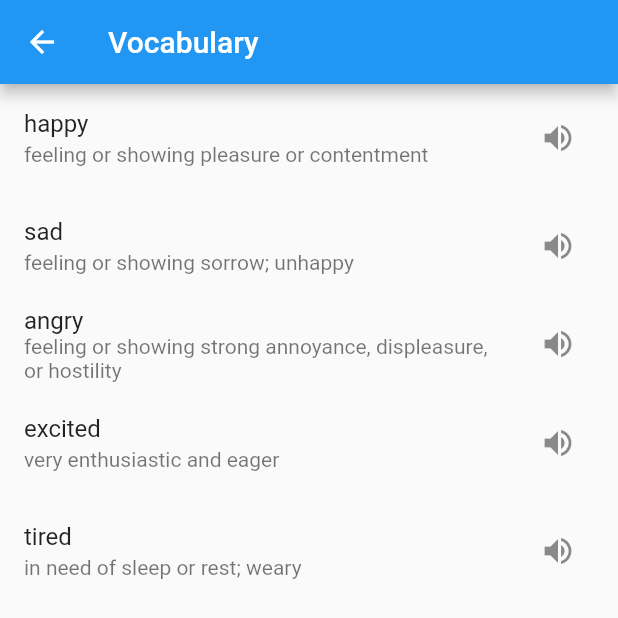
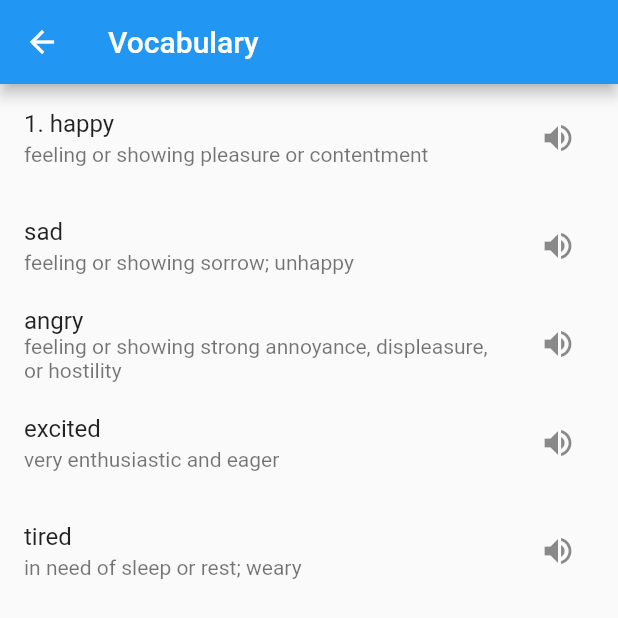
Before and after one commit to rahul-scad/flutter_english_app, a Flutter app: the VocabularyPage screen opened directly, on a phone screen of 412 x 824 dp, the top half of it. Run offline on Flutter 3.47's test engine with Material 2 defaults, Android fonts, the phone set to English and light mode, and no system bars; our stand-ins replace flutter_tts.

Commit message:
in vocabulary page  updated

```diff
--- a/lib/VocabularyPage.dart
+++ b/lib/VocabularyPage.dart
@@ -11,7 +11,7 @@ class VocabularyPage extends StatefulWidget {
 
 class _VocabularyPageState extends State<VocabularyPage> {
   List<String> words = [
-    'happy',
+    '1. happy ',
     'sad',
     'angry',
     'excited',
```
